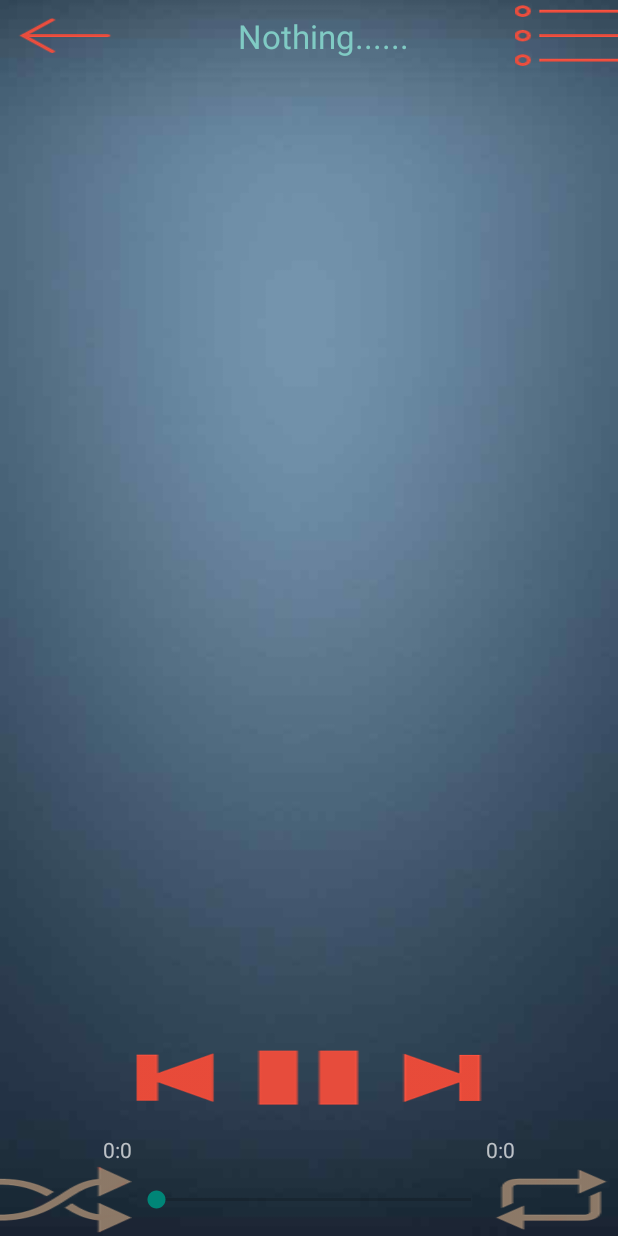
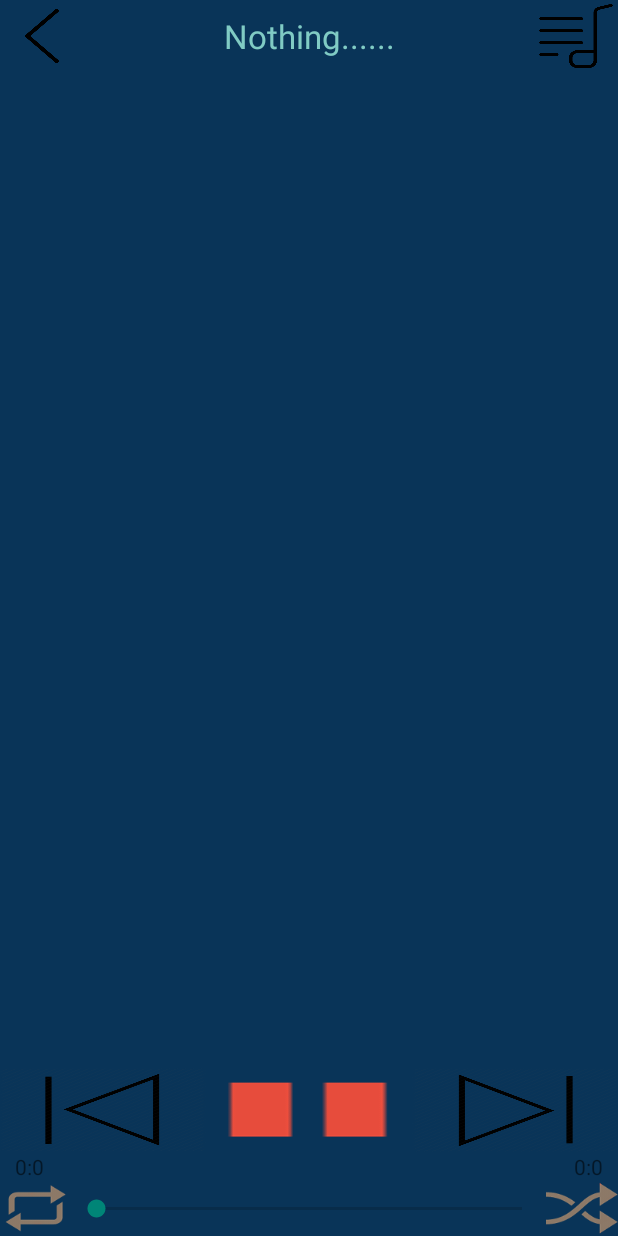
Before and after one commit to mustafiz012/Musician, an Android app: the NowPlaying screen opened directly, with no data from a screen before it, on a phone screen of 412 x 824 dp. Run offline under Robolectric (Android 15) with nearby library versions, the light colour scheme and no system bars; 10 statements that could not run were skipped.

Commit message:
Outlook Changed

```diff
--- a/app/src/main/java/musician/kuet/musta/NowPlaying.java
+++ b/app/src/main/java/musician/kuet/musta/NowPlaying.java
@@ -225,7 +225,7 @@ public class NowPlaying extends Activity implements View.OnClickListener, MediaP
 //		rightSeek = (Button) findViewById(R.id.rightSeeking);
         playPause = (Button) findViewById(R.id.playPause);
         currentSong = (TextView) findViewById(R.id.currentSong);
-        leftDuration = (TextView) findViewById(R.id.leftDuratoin);
+        leftDuration = (TextView) findViewById(R.id.leftDuration);
         rightDuration = (TextView) findViewById(R.id.rightDuration);
         goToSongList = (Button) findViewById(R.id.songList);
         shuffle = (Button) findViewById(R.id.shuffle);
--- a/app/src/main/java/musician/kuet/musta/Playing.java
+++ b/app/src/main/java/musician/kuet/musta/Playing.java
@@ -148,7 +148,8 @@ public class Playing extends Activity implements View.OnClickListener {
     @Override
     protected void onPause() {
         super.onPause();
-        finish();
+		Log.i("onPause:","Playing");
+        //finish();
     }
 
 
--- /dev/null
+++ b/app/src/main/res/drawable/actionbar_forward.xml
@@ -0,0 +1,6 @@
+<?xml version="1.0" encoding="utf-8"?>
+<rotate xmlns:android="http://schemas.android.com/apk/res/android"
+    android:drawable="@drawable/actionbar_back"
+    android:fromDegrees="180"
+    android:toDegrees="180"
+    android:visible="true"></rotate>
--- /dev/null
+++ b/app/src/main/res/drawable/previous_one.xml
@@ -0,0 +1,6 @@
+<?xml version="1.0" encoding="utf-8"?>
+<rotate xmlns:android="http://schemas.android.com/apk/res/android"
+    android:drawable="@drawable/next_one"
+    android:fromDegrees="180"
+    android:toDegrees="180"
+    android:visible="true"></rotate>
--- a/app/src/main/res/layout/activity_now_playing.xml
+++ b/app/src/main/res/layout/activity_now_playing.xml
@@ -1,139 +1,161 @@
 <RelativeLayout xmlns:android="http://schemas.android.com/apk/res/android"
                 xmlns:tools="http://schemas.android.com/tools"
+                android:id="@+id/now_playing_parent_layout"
                 android:layout_width="match_parent"
                 android:layout_height="match_parent"
-             android:background="@drawable/background3"
-             tools:context="musician.kuet.musta.NowPlaying"
-                android:clickable="true">
+                android:background="#093458"
+                tools:context="musician.kuet.musta.NowPlaying">
 
 
-    <Button
-        android:layout_width="wrap_content"
-        android:layout_height="wrap_content"
-        android:background="@mipmap/play"
-        android:id="@+id/playPause"
-        android:layout_alignTop="@+id/previous"
-        android:layout_centerHorizontal="true"/>
-
-    <!--<Button-->
-        <!--android:layout_width="50dp"-->
-        <!--android:layout_height="wrap_content"-->
-        <!--android:text="&lt;&lt;"-->
-        <!--android:id="@+id/leftSeeking"-->
-        <!--android:layout_alignParentTop="true"-->
-        <!--android:layout_toLeftOf="@+id/playPause"-->
-        <!--android:layout_toStartOf="@+id/playPause"/>-->
-
-    <!--<Button-->
-        <!--android:layout_width="50dp"-->
-        <!--android:layout_height="wrap_content"-->
-        <!--android:text=">>"-->
-        <!--android:id="@+id/rightSeeking"-->
-        <!--android:layout_alignTop="@+id/playPause"-->
-        <!--android:layout_toRightOf="@+id/playPause"-->
-        <!--android:layout_toEndOf="@+id/playPause" />-->
+    <LinearLayout
+        android:id="@+id/actionbar_layout_now_playing"
+        android:layout_width="match_parent"
+        android:layout_height="48dp"
+        android:orientation="horizontal"
+        android:visibility="visible">
 
         <Button
-        android:layout_width="wrap_content"
-        android:layout_height="wrap_content"
-        android:background="@mipmap/right"
-        android:id="@+id/next"
-        android:layout_alignTop="@+id/playPause"
-        android:layout_toRightOf="@+id/playPause"
-        android:layout_toEndOf="@+id/playPause"/>
-
-    <Button
-        android:layout_width="wrap_content"
-        android:layout_height="wrap_content"
-        android:background="@mipmap/left"
-        android:id="@+id/previous"
-        android:layout_alignParentBottom="true"
-        android:layout_toLeftOf="@+id/playPause"
-        android:layout_toStartOf="@+id/playPause"
-        android:layout_marginBottom="81dp"/>
-
-    <SeekBar
-        android:layout_width="100dp"
-        android:layout_height="20dp"
-        android:id="@+id/seekBar"
-        android:indeterminate="false"
-        android:paddingRight="10dp"
-        android:layout_alignParentBottom="true"
-        android:layout_alignTop="@+id/repeat"
-        android:layout_toLeftOf="@+id/repeat"
-        android:layout_toEndOf="@+id/shuffle"
-        android:layout_toRightOf="@+id/shuffle"/>
+            android:id="@+id/songList"
+            android:layout_width="56dp"
+            android:layout_height="match_parent"
+            android:layout_alignParentTop="true"
+            android:background="@drawable/actionbar_back"/>
 
         <TextView
+            android:id="@+id/currentSong"
             android:layout_width="wrap_content"
-        android:layout_height="wrap_content"
-        android:textColor="@color/abc_secondary_text_material_dark"
-        android:textAppearance="?android:attr/textAppearanceSmall"
-        android:text="0.0"
-        android:id="@+id/rightDuration"
-        android:layout_above="@+id/seekBar"
-        android:layout_toRightOf="@+id/seekBar"
-        android:layout_toEndOf="@+id/seekBar"/>
-
-    <TextView
-        android:layout_width="wrap_content"
-        android:layout_height="wrap_content"
-        android:textAppearance="?android:attr/textAppearanceSmall"
-        android:textColor="@color/abc_secondary_text_material_dark"
-        android:text="0.0"
-        android:id="@+id/leftDuratoin"
-        android:layout_toStartOf="@+id/seekBar"
-        android:layout_alignTop="@+id/rightDuration"
-        android:layout_toLeftOf="@+id/seekBar"/>
-
-    <TextView
-        android:layout_width="wrap_content"
-        android:layout_height="wrap_content"
-        android:textAppearance="?android:attr/textAppearanceLarge"
-        android:text="Nothing......"
-        android:id="@+id/currentSong"
-        android:gravity="center"
-        android:textColor="@color/accent_material_dark"
+            android:layout_height="match_parent"
             android:layout_alignBottom="@+id/songList"
             android:layout_alignParentTop="true"
             android:layout_toRightOf="@+id/songList"
-        android:layout_alignRight="@+id/rightDuration"
-        android:layout_alignEnd="@+id/rightDuration"/>
+            android:layout_weight="1"
+            android:gravity="center"
+            android:maxLines="1"
+            android:text="Nothing......"
+            android:textAppearance="?android:attr/textAppearanceLarge"
+            android:textColor="@color/accent_material_dark"/>
 
         <Button
+            android:id="@+id/imageViewSongList"
+            android:layout_width="56dp"
+            android:layout_height="match_parent"
+            android:layout_alignBottom="@+id/currentSong"
+            android:layout_alignParentEnd="true"
+            android:layout_alignParentRight="true"
+            android:layout_alignParentTop="true"
+            android:background="@drawable/playlist"/>
+    </LinearLayout>
+
+    <LinearLayout
+        android:id="@+id/playingLayout"
+        android:layout_width="match_parent"
+        android:layout_height="112dp"
+        android:layout_alignParentBottom="true"
+        android:layout_alignParentLeft="true"
+        android:layout_alignParentStart="true"
+        android:elevation="4dp"
+        android:orientation="vertical"
+        android:visibility="visible">
+
+        <LinearLayout
+            android:layout_width="match_parent"
+            android:layout_height="56dp"
+            android:layout_above="@+id/linearLayout4"
+            android:layout_alignParentLeft="true"
+            android:layout_alignParentStart="true"
+            android:gravity="center"
+            android:orientation="horizontal"
+            android:weightSum="3">
+
+            <Button
+                android:id="@+id/previous"
+                android:layout_width="48dp"
+                android:layout_height="wrap_content"
+                android:layout_weight="1"
+                android:background="@drawable/previous_one"/>
+
+            <Button
+                android:id="@+id/playPause"
+                android:layout_width="48dp"
+                android:layout_height="wrap_content"
+                android:layout_weight="1"
+                android:background="@drawable/play_one"/>
+
+            <Button
+                android:id="@+id/next"
+                android:layout_width="48dp"
+                android:layout_height="wrap_content"
+                android:layout_weight="1"
+                android:background="@drawable/next_one"/>
+
+        </LinearLayout>
+
+        <RelativeLayout
+            android:id="@+id/linearLayout4"
+            android:layout_width="match_parent"
+            android:layout_height="wrap_content"
+            android:layout_above="@+id/linearLayout3"
+            android:layout_alignParentLeft="true"
+            android:layout_alignParentStart="true"
+            android:orientation="horizontal"
+            android:paddingLeft="10dp"
+            android:paddingRight="10dp">
+
+            <TextView
+                android:id="@+id/leftDuration"
                 android:layout_width="wrap_content"
                 android:layout_height="wrap_content"
-        android:id="@+id/songList"
-        android:background="@mipmap/previous"
-        android:layout_alignParentTop="true"/>
+                android:layout_alignParentLeft="true"
+                android:layout_alignParentStart="true"
+                android:text="0.0"
+                android:textAppearance="?android:attr/textAppearanceSmall"/>
+
+            <TextView
+                android:id="@+id/rightDuration"
+                android:layout_width="wrap_content"
+                android:layout_height="wrap_content"
+                android:layout_alignParentEnd="true"
+                android:layout_alignParentRight="true"
+                android:text="0.0"
+                android:textAppearance="?android:attr/textAppearanceSmall"/>
+        </RelativeLayout>
+
+
+        <RelativeLayout
+            android:id="@+id/linearLayout3"
+            android:layout_width="match_parent"
+            android:layout_height="wrap_content"
+            android:layout_alignParentBottom="true"
+            android:layout_alignParentLeft="true"
+            android:layout_alignParentStart="true"
+            android:gravity="center"
+            android:orientation="horizontal">
 
             <Button
+                android:id="@+id/repeat"
+                android:layout_width="48dp"
+                android:layout_height="wrap_content"
+                android:layout_alignParentLeft="true"
+                android:background="@mipmap/repeat_off"/>
+
+            <SeekBar
+                android:id="@+id/seekBar"
                 android:layout_width="wrap_content"
                 android:layout_height="wrap_content"
-        android:id="@+id/imageViewSongList"
-        android:background="@mipmap/list"
-        android:layout_alignParentTop="true"
-        android:layout_alignBottom="@+id/currentSong"
-        android:layout_alignParentRight="true"
-        android:layout_alignParentEnd="true"
-        android:layout_toRightOf="@+id/currentSong"
-        android:layout_toEndOf="@+id/currentSong"/>
+                android:layout_centerVertical="true"
+                android:layout_toLeftOf="@+id/shuffle"
+                android:layout_toRightOf="@+id/repeat"
+                android:indeterminate="false"/>
 
             <Button
-        android:layout_width="wrap_content"
+                android:id="@+id/shuffle"
+                android:layout_width="48dp"
                 android:layout_height="wrap_content"
-        android:id="@+id/repeat"
-        android:background="@mipmap/repeat_off"
-        android:layout_alignParentBottom="true"
+                android:layout_alignParentEnd="true"
                 android:layout_alignParentRight="true"
-        android:layout_alignParentEnd="true"/>
+                android:background="@mipmap/shuffle_off"/>
+        </RelativeLayout>
+    </LinearLayout>
 
-    <Button
-        android:layout_width="wrap_content"
-        android:layout_height="wrap_content"
-        android:id="@+id/shuffle"
-        android:background="@mipmap/shuffle_off"
-        android:layout_alignParentBottom="true"
-        android:layout_alignParentLeft="true"
-        android:layout_alignParentStart="true"/>
+
 </RelativeLayout>
--- a/app/src/main/res/layout/activity_playing.xml
+++ b/app/src/main/res/layout/activity_playing.xml
@@ -6,29 +6,39 @@
                 tools:context="musician.kuet.musta.Playing">
 
     <ListView
+        android:id="@+id/lvSongList"
         android:layout_width="wrap_content"
         android:layout_height="wrap_content"
-        android:id="@+id/lvSongList"
+        android:layout_below="@+id/actionbar_layout"
+        android:layout_centerHorizontal="true"/>
+
+    <LinearLayout
+        android:id="@+id/actionbar_layout"
+        android:layout_width="match_parent"
+        android:layout_height="48dp"
+        android:elevation="4dp"
+        android:gravity="center"
+        android:orientation="horizontal">
+
+        <TextView
+            android:id="@+id/songsSize"
+            android:layout_width="wrap_content"
+            android:layout_height="match_parent"
+            android:layout_alignParentTop="true"
+            android:layout_alignWithParentIfMissing="false"
             android:layout_centerHorizontal="true"
-        android:layout_below="@+id/playingSong" />
+            android:layout_weight="1"
+            android:gravity="center"
+            android:text="0 Songs"
+            android:textAppearance="?android:attr/textAppearanceLarge"/>
 
         <Button
-        android:layout_width="wrap_content"
-        android:layout_height="wrap_content"
             android:id="@+id/playingSong"
-        android:background="@mipmap/playing"
+            android:layout_width="56dp"
+            android:layout_height="match_parent"
+            android:layout_alignParentEnd="true"
+            android:layout_alignParentRight="true"
             android:layout_alignParentTop="true"
-        android:layout_alignParentRight="true"
-        android:layout_alignParentEnd="true"/>
-
-    <TextView
-        android:layout_width="wrap_content"
-        android:layout_height="wrap_content"
-        android:textAppearance="?android:attr/textAppearanceLarge"
-        android:text="Large Text"
-        android:id="@+id/songsSize"
-        android:layout_alignParentTop="true"
-        android:layout_centerHorizontal="true"
-        android:layout_alignWithParentIfMissing="false"
-        android:layout_marginTop="7dp" />
+            android:background="@drawable/actionbar_forward"/>
+    </LinearLayout>
 </RelativeLayout>
```
Also changed, not shown: app/src/main/res/drawable/actionbar_back.png (added), app/src/main/res/drawable/next_one.png (added), app/src/main/res/drawable/pause_one.png (added), app/src/main/res/drawable/play_one.png (added), app/src/main/res/drawable/playlist.png (added), 1 other file. Lines whose indentation alone changed are shown as unchanged.
